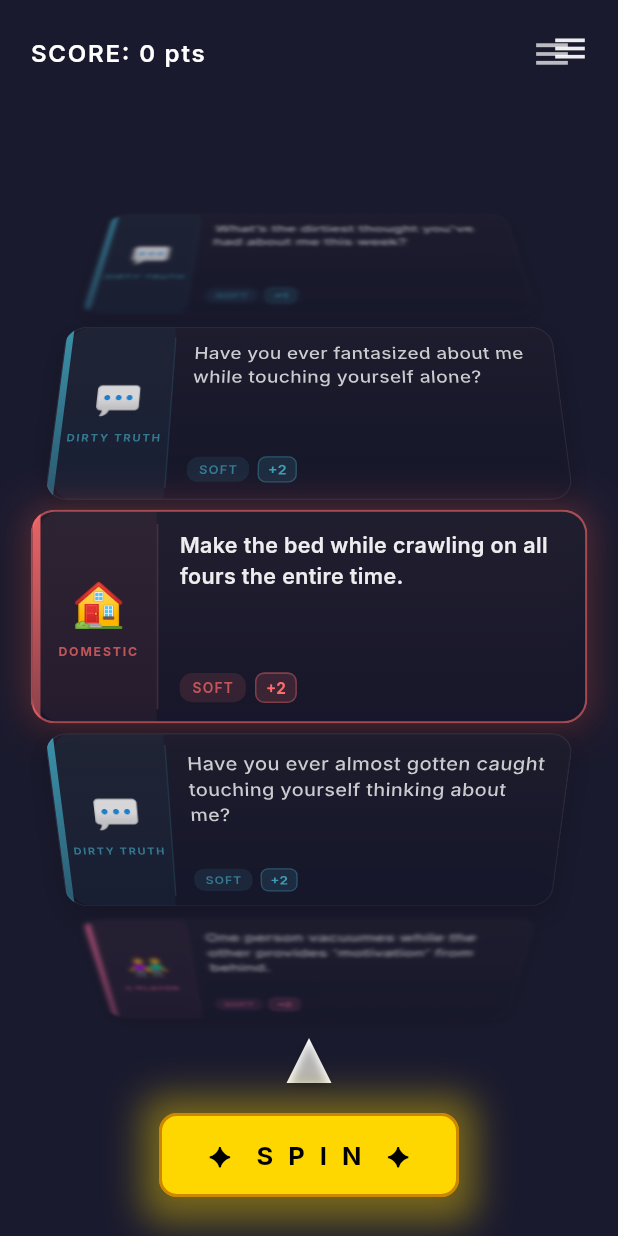
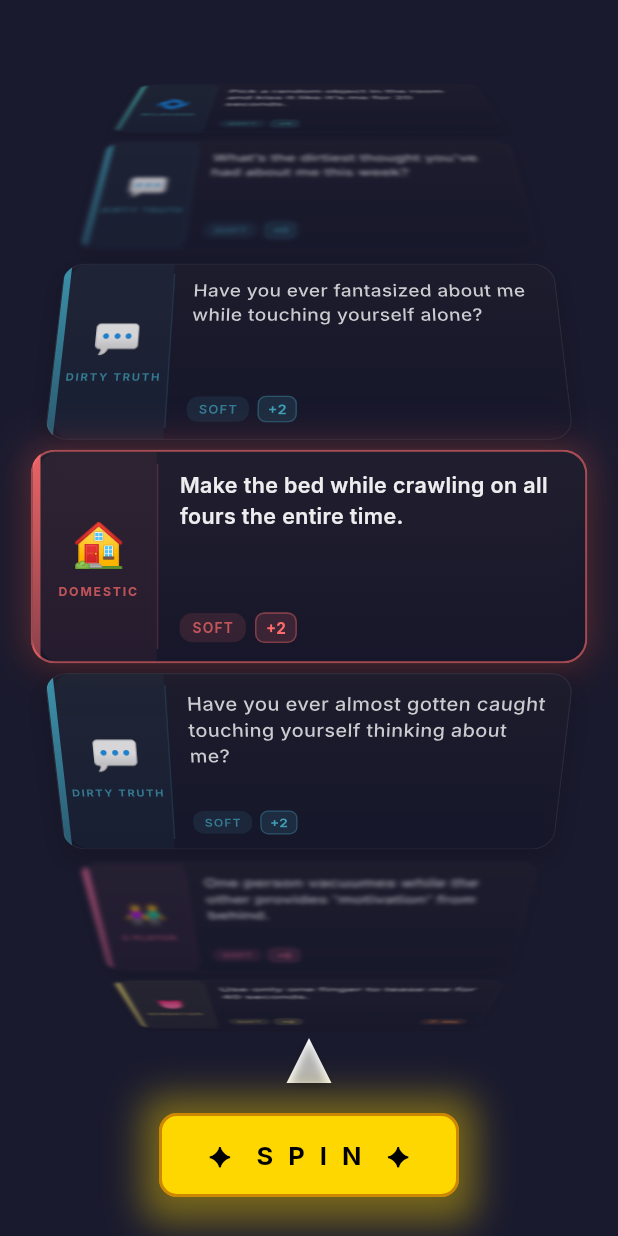
Before and after one commit to Juma1988/my_agents, a Flutter app: the screen it shows after launch, on a phone screen of 412 x 824 dp. Run offline on Flutter 3.47's test engine with Material 3 defaults, Android fonts, the phone set to English and light mode, and no system bars; our stand-ins replace flutter_animate, google_fonts, hive, hive_flutter; accounts and stored records are empty.

Commit message:
Remove score bar and menu button from main screen

```diff
--- a/lib/screens/spin_screen.dart
+++ b/lib/screens/spin_screen.dart
@@ -9,7 +9,7 @@ import '../data/task_loader.dart';
 import '../data/category_colors.dart';
 import '../widgets/app_drawer.dart';
 import '../widgets/category_card_wheel.dart';
-import '../widgets/score_bar.dart';
+
 import '../widgets/spin_button.dart';
 import '../widgets/wheel_pointer.dart';
 
@@ -31,8 +31,6 @@ class _SpinScreenState extends State<SpinScreen> {
   List<ChallengeCategory> _categories = [];
   List<String> _selectedCategoryIds = [];
   List<String> _selectedTiers = ['soft']; // default tiers
-
-  int _score = 0;
 
   // Hive box reference
   late Box _settingsBox;
@@ -162,16 +160,10 @@ class _SpinScreenState extends State<SpinScreen> {
         task: task,
         onAccept: () {
           HapticFeedback.mediumImpact();
-          setState(() {
-            _score += task.points;
-          });
           Navigator.of(context).pop();
         },
         onSkip: () {
           HapticFeedback.lightImpact();
-          setState(() {
-            _score -= 1;
-          });
           Navigator.of(context).pop();
         },
       ),
@@ -209,17 +201,8 @@ class _SpinScreenState extends State<SpinScreen> {
   }
 
   Widget _buildMainContent() {
-    final textColor = _isDarkMode ? Colors.white.withValues(alpha: 0.92) : const Color(0xFF1A1A2E);
-
-    return Stack(
+    return Column(
       children: [
-        Column(
-          children: [
-            // Score bar
-            ScoreBar(score: _score),
-
-            const SizedBox(height: 8),
-
         // Card stack with pointer
         Expanded(
           child: Stack(
@@ -254,30 +237,6 @@ class _SpinScreenState extends State<SpinScreen> {
         ),
 
         const SizedBox(height: 20),
-          ],
-        ),
-
-        // Hamburger menu button (top-right)
-        Positioned(
-          top: 8,
-          right: 8,
-          child: SafeArea(
-            child: Material(
-              color: Colors.transparent,
-              child: IconButton(
-                icon: Icon(
-                  Icons.menu,
-                  color: textColor,
-                  size: 26,
-                ),
-                onPressed: () {
-                  _scaffoldKey.currentState?.openEndDrawer();
-                },
-                splashRadius: 24,
-              ),
-            ),
-          ),
-        ),
       ],
     );
   }
```
Lines whose indentation alone changed are shown as unchanged.
